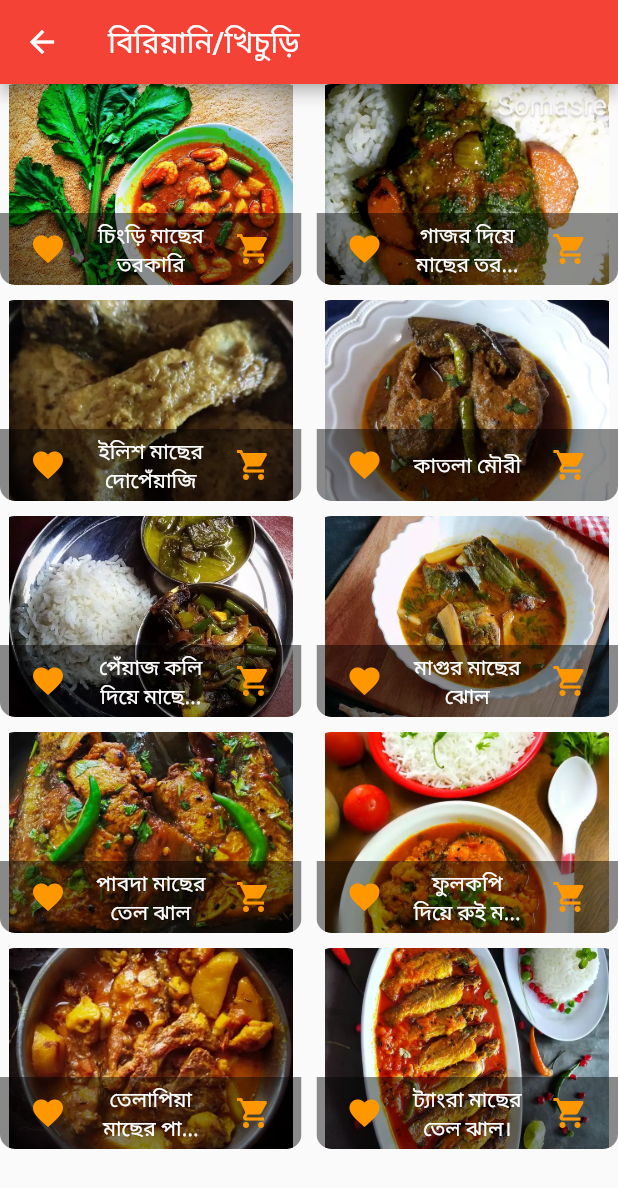
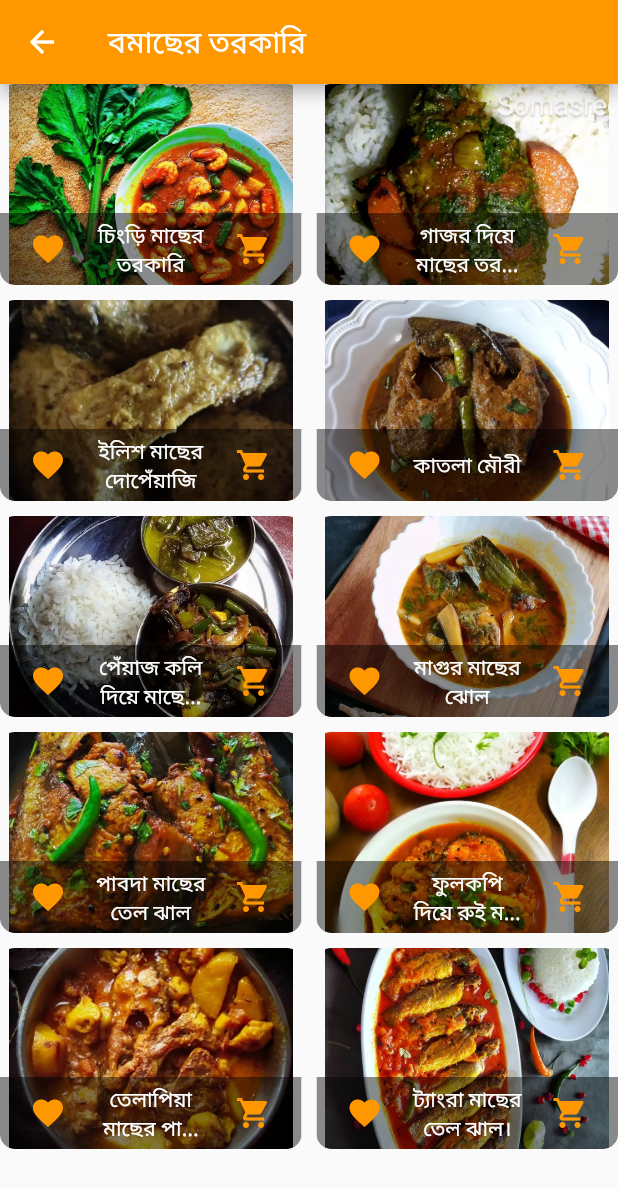
Before and after one commit to RRKawchar/learn-to-cook, a Flutter app: the FishFood screen opened directly, on a phone screen of 412 x 824 dp. Shown: the top 1188 px of the screen. Run offline on Flutter 3.47's test engine with Material 2 defaults, Android fonts, the phone set to English and light mode, and no system bars; our stand-ins replace lottie.

Commit message:
Hey!This is learn to cook apps

```diff
--- a/lib/Cake/c_Foods.dart
+++ b/lib/Cake/c_Foods.dart
@@ -239,19 +239,8 @@ class cFoods extends ChangeNotifier{
       imageUrl: 'assets/cakeimages/orange_found_cake.webp',
 
     ),
-    cFood(
-      id: 'p9',
-      title: '',
-      description: '',
-      imageUrl: '',
 
-    ),   cFood(
-      id: 'p10',
-      title: '',
-      description: '',
-      imageUrl: '',
 
-    ),
 
 
 
--- a/lib/Cake/cake_food.dart
+++ b/lib/Cake/cake_food.dart
@@ -19,7 +19,7 @@ class _CakeFoodState extends State<CakeFood> {
     final foods=foodData.items;
     return Scaffold(
       appBar: AppBar(
-        backgroundColor: Colors.red,
+        backgroundColor: Colors.orange,
         title: Text('কেক আইটেম '),
       ),
       body: GridView.builder(
--- a/lib/Juice/juice_food.dart
+++ b/lib/Juice/juice_food.dart
@@ -19,7 +19,7 @@ class _JuiceFoodState extends State<JuiceFood> {
     final foods=foodData.items;
     return Scaffold(
       appBar: AppBar(
-        backgroundColor: Colors.red,
+        backgroundColor: Colors.orange,
         title: Text('জুস আইটেম '),
       ),
       body: GridView.builder(
--- a/lib/biryani_item/biryani_food.dart
+++ b/lib/biryani_item/biryani_food.dart
@@ -19,7 +19,7 @@ class _BiryaniFoodState extends State<BiryaniFood> {
     final foods=foodData.items;
     return Scaffold(
       appBar: AppBar(
-        backgroundColor: Colors.red,
+        backgroundColor: Colors.orange,
         title: Text('বিরিয়ানি/খিচুড়ি'),
       ),
       body: GridView.builder(
--- a/lib/breakfast/breakfast_food.dart
+++ b/lib/breakfast/breakfast_food.dart
@@ -19,8 +19,8 @@ class _BreakFastFoodState extends State<BreakFastFood> {
     final foods=foodData.items;
     return Scaffold(
       appBar: AppBar(
-        backgroundColor: Colors.red,
-        title: Text('বিরিয়ানি/খিচুড়ি'),
+        backgroundColor: Colors.orange,
+        title: Text('বিনাস্তা আইটেম '),
       ),
       body: GridView.builder(
           gridDelegate: SliverGridDelegateWithFixedCrossAxisCount(
--- a/lib/fish_curry/fish_food.dart
+++ b/lib/fish_curry/fish_food.dart
@@ -19,8 +19,8 @@ class _FishFoodState extends State<FishFood> {
     final foods=foodData.items;
     return Scaffold(
       appBar: AppBar(
-        backgroundColor: Colors.red,
-        title: Text('বিরিয়ানি/খিচুড়ি'),
+        backgroundColor: Colors.orange,
+        title: Text('বমাছের তরকারি '),
       ),
       body: GridView.builder(
           gridDelegate: SliverGridDelegateWithFixedCrossAxisCount(
--- a/lib/food_category/fast_food.dart
+++ b/lib/food_category/fast_food.dart
@@ -20,7 +20,7 @@ class _FastFoodState extends State<FastFood> {
     final foods=foodData.items;
     return Scaffold(
       appBar: AppBar(
-        backgroundColor: Colors.red,
+        backgroundColor: Colors.orange,
         title: Text('ফাস্ট ফুড আইটেম '),
       ),
       body: GridView.builder(
--- a/lib/meat_curry/meat_and_beef_curry.dart
+++ b/lib/meat_curry/meat_and_beef_curry.dart
@@ -19,7 +19,7 @@ class _MeatAndBeefCurryState extends State<MeatAndBeefCurry> {
     final foods=foodData.items;
     return Scaffold(
       appBar: AppBar(
-        backgroundColor: Colors.red,
+        backgroundColor: Colors.orange,
         title: Text('মাংস/গোস্ত তরকারি'),
       ),
       body: GridView.builder(
--- a/lib/vegetable/vegetable_food.dart
+++ b/lib/vegetable/vegetable_food.dart
@@ -19,8 +19,8 @@ class _vegetableFoodState extends State<vegetableFood> {
     final foods=foodData.items;
     return Scaffold(
       appBar: AppBar(
-        backgroundColor: Colors.red,
-        title: Text('বিরিয়ানি/খিচুড়ি'),
+        backgroundColor: Colors.orange,
+        title: Text('সবজি/ভাজি তরকারি '),
       ),
       body: GridView.builder(
           gridDelegate: SliverGridDelegateWithFixedCrossAxisCount(
```
